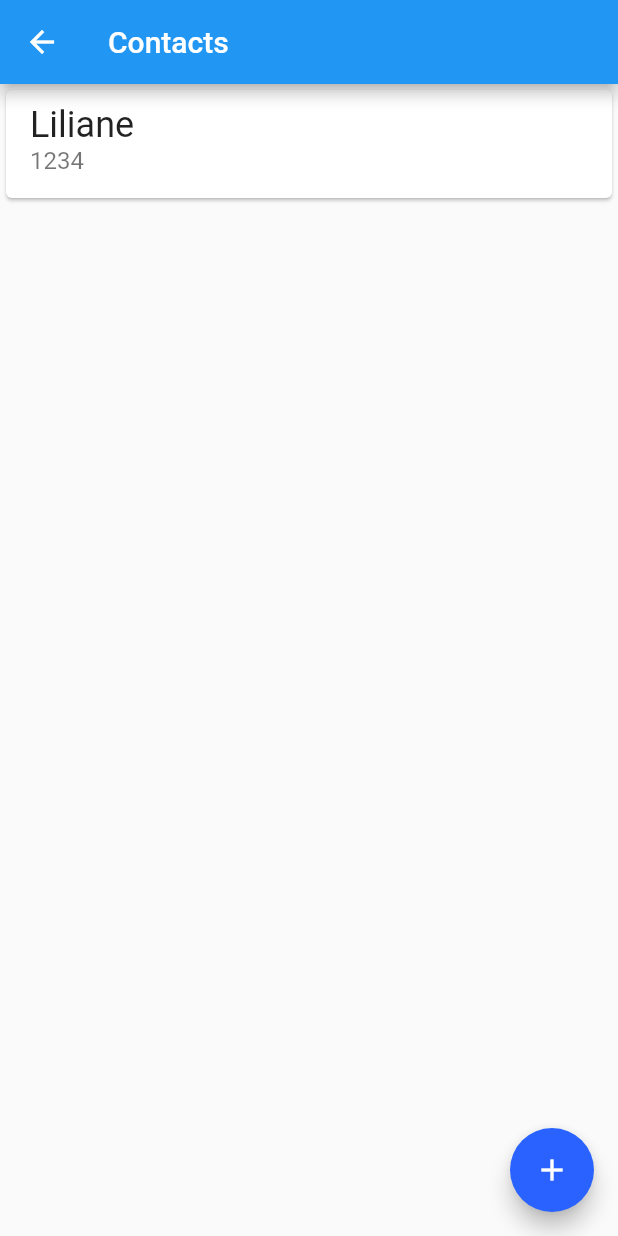
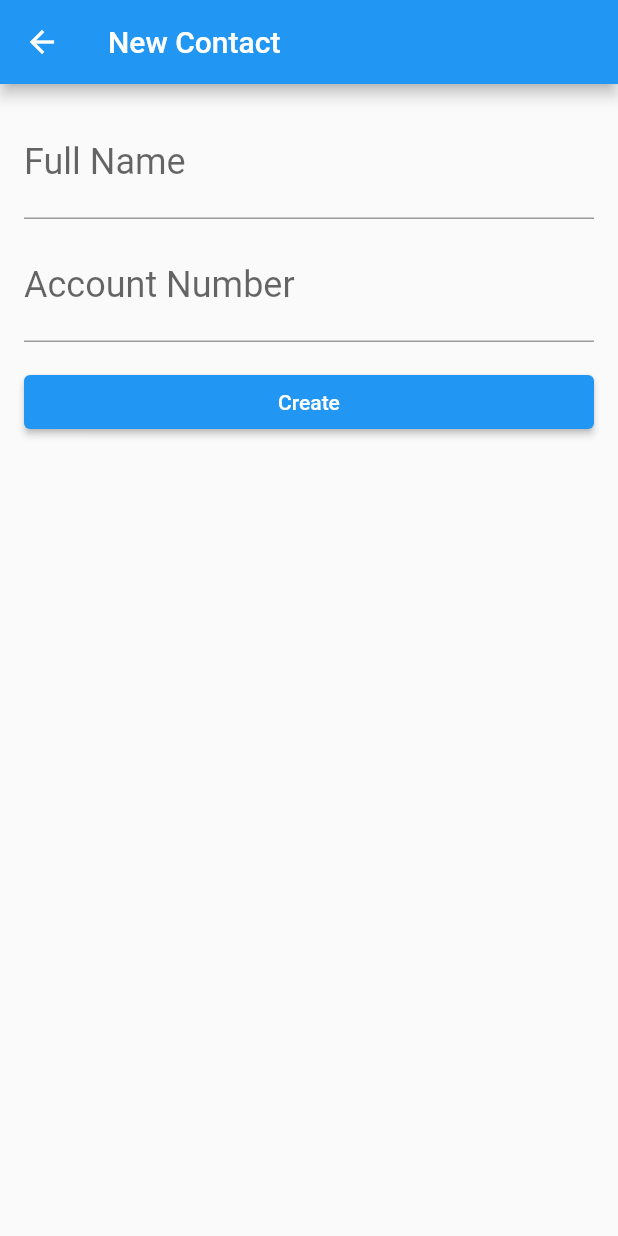
Before and after one commit to lilianeascosta/ByteBank2, a Flutter app: the ContactsList screen opened directly, after a tap on the "add" icon, on a phone screen of 412 x 824 dp. Run offline on Flutter 3.47's test engine with Material 2 defaults, Android fonts, the phone set to English and light mode, and no system bars.

Commit message:
implamentation of contact_form screen and updating the contacts_list

```diff
--- a/lib/main.dart
+++ b/lib/main.dart
@@ -1,3 +1,4 @@
+import 'package:bytebank2/screens/contact_form.dart';
 import 'package:bytebank2/screens/contacts_list.dart';
 import 'package:bytebank2/screens/dashboard.dart';
 import 'package:flutter/material.dart';
--- /dev/null
+++ b/lib/models/contact.dart
@@ -0,0 +1,14 @@
+class Contact {
+  final String name;
+  final int accountNumber;
+
+  Contact(
+    this.name,
+    this.accountNumber,
+  );
+
+  @override
+  String toString() {
+    return 'Contact{name: $name, accountNumber: $accountNumber}';
+  }
+}
--- /dev/null
+++ b/lib/screens/contact_form.dart
@@ -0,0 +1,72 @@
+import 'package:bytebank2/models/contact.dart';
+import 'package:flutter/material.dart';
+
+class ContactForm extends StatefulWidget {
+  @override
+  State<ContactForm> createState() => _ContactFormState();
+}
+
+class _ContactFormState extends State<ContactForm> {
+  final TextEditingController _nameController = TextEditingController();
+  final TextEditingController _accountNumberController = TextEditingController();
+
+  @override
+  Widget build(BuildContext context) {
+    return Scaffold(
+      appBar: AppBar(
+        title: Text('New Contact'),
+      ),
+      body: Padding(
+        padding: const EdgeInsets.all(16.0),
+        child: SingleChildScrollView(
+          child: Column(
+            children: <Widget>[
+              TextField(
+                controller: _nameController,
+                decoration: InputDecoration(
+                  // to do the visal configuration
+                  labelText: 'Full Name',
+                ),
+                style: TextStyle(
+                  fontSize: 24.0,
+                ),
+              ),
+              Padding(
+                padding: const EdgeInsets.only(top: 8.0),
+                child: TextField(
+                  controller: _accountNumberController,
+                  decoration: InputDecoration(
+                    // to do the visal configuration
+                    labelText: 'Account Number',
+                  ),
+                  style: TextStyle(
+                    fontSize: 24.0,
+                  ),
+                  keyboardType: TextInputType.number,
+                ),
+              ),
+              Padding(
+                padding: const EdgeInsets.only(top: 16.0),
+                child: SizedBox(
+                  width: double.maxFinite, // the max value as possible inside his container, in this case, the column
+                  child: ElevatedButton(
+                      child: Text('Create'),
+                      onPressed: () {
+                        // taking what the user typed into the constructos/variabels
+                        final String name = _nameController.text;
+                        final int accountNumber = int.parse(_accountNumberController.text);
+                        // assining the contact into a new object
+                        final Contact newContact = Contact(name, accountNumber);
+                        // and then, we navigate to previous screen with the new contact
+                        Navigator.pop(context, newContact);
+                      },
+                  ),
+                ),
+              ),
+            ],
+          ),
+        ),
+      ),
+    );
+  }
+}
--- a/lib/screens/contacts_list.dart
+++ b/lib/screens/contacts_list.dart
@@ -1,3 +1,4 @@
+import 'package:bytebank2/screens/contact_form.dart';
 import 'package:flutter/material.dart';
 
 class ContactsList extends StatelessWidget {
@@ -26,7 +27,17 @@ class ContactsList extends StatelessWidget {
         ],
       ),
       floatingActionButton: FloatingActionButton(
-        onPressed: () {},
+        onPressed: () {
+          Navigator.of(context)
+              .push(
+                MaterialPageRoute(
+                  builder: (context) => ContactForm(),
+                ),
+              )
+              .then(
+                (newContact) => debugPrint(newContact.toString()),
+              );
+        },
         child: Icon(
           Icons.add,
         ),
```
